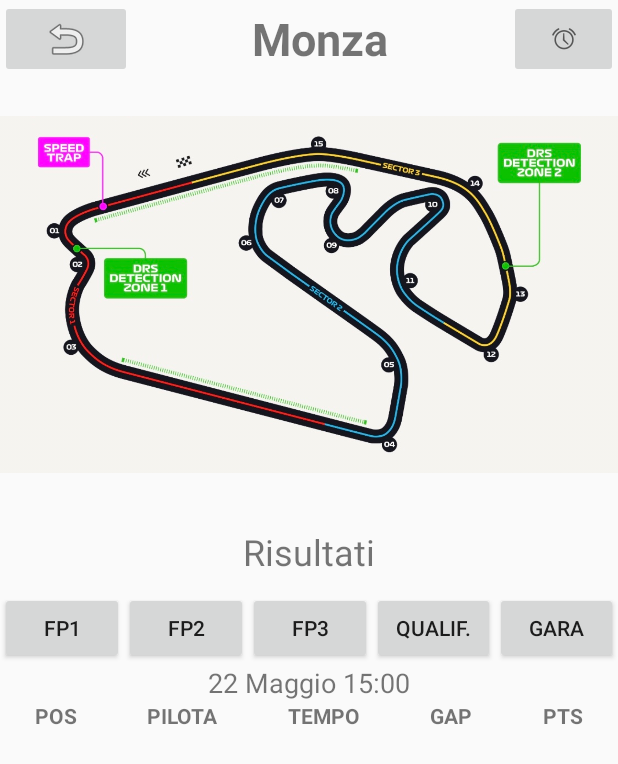
After one commit to LP2097/ProjectWork_2, an Android app: the layout detail_layout.xml on its own in the app's theme, with its tools: preview values and no code run, on a phone screen of 412 x 824 dp. The commit adds this screen. Shown: the top 764 px of the screen. Run offline under Robolectric (Android 15) with nearby library versions, the phone set to English and light mode, and no system bars; Roboto replaces fonts that are not available here.

Commit message:
creazione layout pagina dettaglio

```diff
--- a/app/src/main/java/thunderbytes/com/formulanews/Activities/DetailRace.java
+++ b/app/src/main/java/thunderbytes/com/formulanews/Activities/DetailRace.java
@@ -22,7 +22,7 @@ public class DetailRace extends AppCompatActivity {
         setContentView(R.layout.activity_detail_race);
 
 
-        TextView vTitle = findViewById(R.id.title);
+        TextView vTitle = findViewById(R.id.title_detailActivity);
         ImageView vCircuit = findViewById(R.id.circuitRace);
         TextView vFP1 = findViewById(R.id.labelFP1);
         TextView vFP2 = findViewById(R.id.labelFP2);
--- /dev/null
+++ b/app/src/main/res/layout/detail_layout.xml
@@ -0,0 +1,169 @@
+<?xml version="1.0" encoding="utf-8"?>
+<LinearLayout xmlns:android="http://schemas.android.com/apk/res/android"
+    xmlns:app="http://schemas.android.com/apk/res-auto"
+    android:layout_width="match_parent"
+    android:layout_height="match_parent"
+    android:orientation="vertical">
+
+    <LinearLayout
+        android:layout_width="match_parent"
+        android:layout_height="wrap_content"
+        android:layout_weight="0.005"
+        android:orientation="horizontal">
+
+        <ImageButton
+            android:id="@+id/imageButton"
+            android:layout_width="wrap_content"
+            android:layout_height="wrap_content"
+            android:layout_weight="1"
+            app:srcCompat="@android:drawable/ic_menu_revert" />
+
+        <TextView
+            android:id="@+id/title_detailActivity"
+            android:layout_width="wrap_content"
+            android:layout_height="match_parent"
+            android:layout_weight="5"
+            android:gravity="center"
+            android:text="Monza"
+            android:textSize="30sp"
+            android:textStyle="bold" />
+
+        <ImageButton
+            android:id="@+id/buttonNotification"
+            android:layout_width="wrap_content"
+            android:layout_height="match_parent"
+            android:layout_weight="1"
+            app:srcCompat="@android:drawable/ic_lock_idle_alarm" />
+
+    </LinearLayout>
+
+    <ImageView
+        android:id="@+id/circuitRace"
+        android:layout_width="match_parent"
+        android:layout_height="31dp"
+        android:layout_weight="6"
+        app:srcCompat="@drawable/brazil" />
+
+    <TextView
+        android:id="@+id/textView2"
+        android:layout_width="match_parent"
+        android:layout_height="wrap_content"
+        android:layout_weight="0.5"
+        android:gravity="center"
+        android:text="Risultati"
+        android:textSize="24sp" />
+
+    <LinearLayout
+        android:layout_width="match_parent"
+        android:layout_height="0sp"
+        android:layout_weight="10"
+        android:orientation="vertical">
+
+        <LinearLayout
+            android:layout_width="match_parent"
+            android:layout_height="wrap_content"
+            android:orientation="horizontal">
+
+            <Button
+                android:id="@+id/btn_fp1"
+                android:layout_width="wrap_content"
+                android:layout_height="wrap_content"
+                android:layout_weight="1"
+                android:text="FP1" />
+
+            <Button
+                android:id="@+id/btn_fp2"
+                android:layout_width="wrap_content"
+                android:layout_height="wrap_content"
+                android:layout_weight="1"
+                android:text="FP2" />
+
+            <Button
+                android:id="@+id/btn_fp3"
+                android:layout_width="wrap_content"
+                android:layout_height="wrap_content"
+                android:layout_weight="1"
+                android:text="FP3" />
+
+            <Button
+                android:id="@+id/btn_qualif"
+                android:layout_width="wrap_content"
+                android:layout_height="wrap_content"
+                android:layout_weight="1"
+                android:text="Qualif." />
+
+            <Button
+                android:id="@+id/btn_race"
+                android:layout_width="wrap_content"
+                android:layout_height="wrap_content"
+                android:layout_weight="1"
+                android:text="GARA" />
+        </LinearLayout>
+
+        <TextView
+            android:id="@+id/textView3"
+            android:layout_width="match_parent"
+            android:layout_height="wrap_content"
+            android:gravity="center"
+            android:text="22 Maggio 15:00"
+            android:textSize="18sp" />
+
+        <LinearLayout
+            android:layout_width="match_parent"
+            android:layout_height="wrap_content"
+            android:orientation="horizontal">
+
+            <TextView
+                android:id="@+id/textView4"
+                android:layout_width="wrap_content"
+                android:layout_height="wrap_content"
+                android:layout_weight="1"
+                android:text="POS"
+                android:textAlignment="center"
+                android:textStyle="bold" />
+
+            <TextView
+                android:id="@+id/textView6"
+                android:layout_width="wrap_content"
+                android:layout_height="wrap_content"
+                android:layout_weight="1"
+                android:text="PILOTA"
+                android:textAlignment="center"
+                android:textStyle="bold" />
+
+            <TextView
+                android:id="@+id/textView7"
+                android:layout_width="wrap_content"
+                android:layout_height="wrap_content"
+                android:layout_weight="1"
+                android:text="TEMPO"
+                android:textAlignment="center"
+                android:textStyle="bold" />
+
+            <TextView
+                android:id="@+id/textView8"
+                android:layout_width="wrap_content"
+                android:layout_height="wrap_content"
+                android:layout_weight="1"
+                android:text="GAP"
+                android:textAlignment="center"
+                android:textStyle="bold" />
+
+            <TextView
+                android:id="@+id/textView9"
+                android:layout_width="wrap_content"
+                android:layout_height="wrap_content"
+                android:layout_weight="1"
+                android:text="PTS"
+                android:textAlignment="center"
+                android:textStyle="bold" />
+        </LinearLayout>
+
+        <ListView
+            android:id="@+id/listViewResult"
+            android:layout_width="match_parent"
+            android:layout_height="wrap_content"
+            android:layout_weight="1" />
+
+    </LinearLayout>
+</LinearLayout>
```
Also changed, not shown: app/src/main/res/layout/activity_detail_race.xml (+3 -121 lines), app/src/main/res/font/formula1_regular_web_0.ttf (added).
